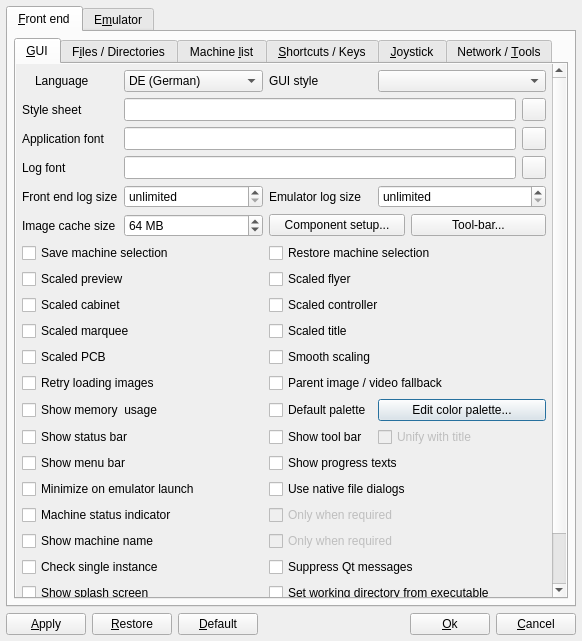
Above: options.ui from qmc2/qmc2-mame-fe before the change. Below: the same form after it.
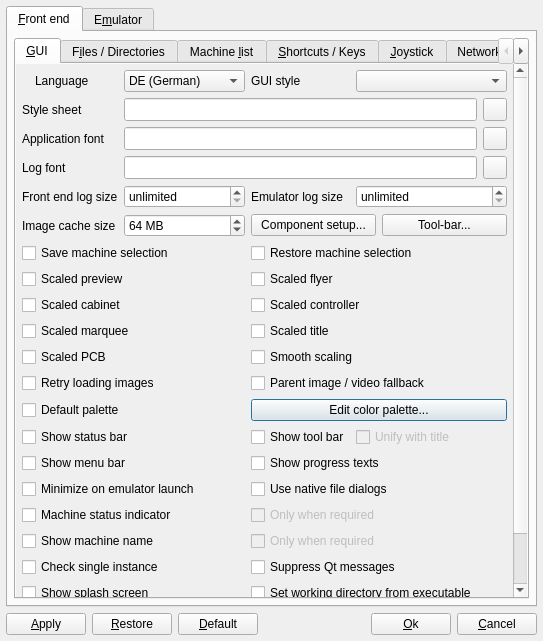
That is the form after the change. Icons and pictures are not drawn.

Commit message: imp: compacted the main GUI's layout to save vertical space for machine list views (removed the memory indicator)

```diff
--- a/options.ui
+++ b/options.ui
@@ -7,7 +7,7 @@
    <rect>
     <x>0</x>
     <y>0</y>
-    <width>582</width>
+    <width>543</width>
     <height>641</height>
    </rect>
   </property>
@@ -57,7 +57,7 @@
                <rect>
                 <x>0</x>
                 <y>0</y>
-                <width>536</width>
+                <width>497</width>
                 <height>573</height>
                </rect>
               </property>
@@ -717,16 +717,6 @@
                    </property>
                   </widget>
                  </item>
-                 <item row="13" column="0" colspan="3">
-                  <widget class="QCheckBox" name="checkBoxMemoryIndicator">
-                   <property name="toolTip">
-                    <string>Show indicator for current memory usage</string>
-                   </property>
-                   <property name="text">
-                    <string>Show memory  usage</string>
-                   </property>
-                  </widget>
-                 </item>
                  <item row="16" column="0" colspan="3">
                   <widget class="QCheckBox" name="checkBoxMinimizeOnEmuLaunch">
                    <property name="toolTip">
@@ -737,26 +727,6 @@
                    </property>
                   </widget>
                  </item>
-                 <item row="13" column="3">
-                  <widget class="QCheckBox" name="checkBoxStandardColorPalette">
-                   <property name="toolTip">
-                    <string>Use standard or custom color palette?</string>
-                   </property>
-                   <property name="text">
-                    <string>Default palette</string>
-                   </property>
-                  </widget>
-                 </item>
-                 <item row="13" column="4" colspan="3">
-                  <widget class="QPushButton" name="pushButtonEditPalette">
-                   <property name="toolTip">
-                    <string>Edit the color palette</string>
-                   </property>
-                   <property name="text">
-                    <string>Edit color palette...</string>
-                   </property>
-                  </widget>
-                 </item>
                  <item row="14" column="3">
                   <widget class="QCheckBox" name="checkBoxToolbar">
                    <property name="sizePolicy">
@@ -822,6 +792,26 @@
                    </property>
                   </widget>
                  </item>
+                 <item row="13" column="0" colspan="3">
+                  <widget class="QCheckBox" name="checkBoxStandardColorPalette">
+                   <property name="toolTip">
+                    <string>Use standard or custom color palette?</string>
+                   </property>
+                   <property name="text">
+                    <string>Default palette</string>
+                   </property>
+                  </widget>
+                 </item>
+                 <item row="13" column="3" colspan="4">
+                  <widget class="QPushButton" name="pushButtonEditPalette">
+                   <property name="toolTip">
+                    <string>Edit the color palette</string>
+                   </property>
+                   <property name="text">
+                    <string>Edit color palette...</string>
+                   </property>
+                  </widget>
+                 </item>
                 </layout>
                </item>
               </layout>
```
Left out of the diff: 87 changed lines with no effect on the pictures. The commit also changes 28 other files.
